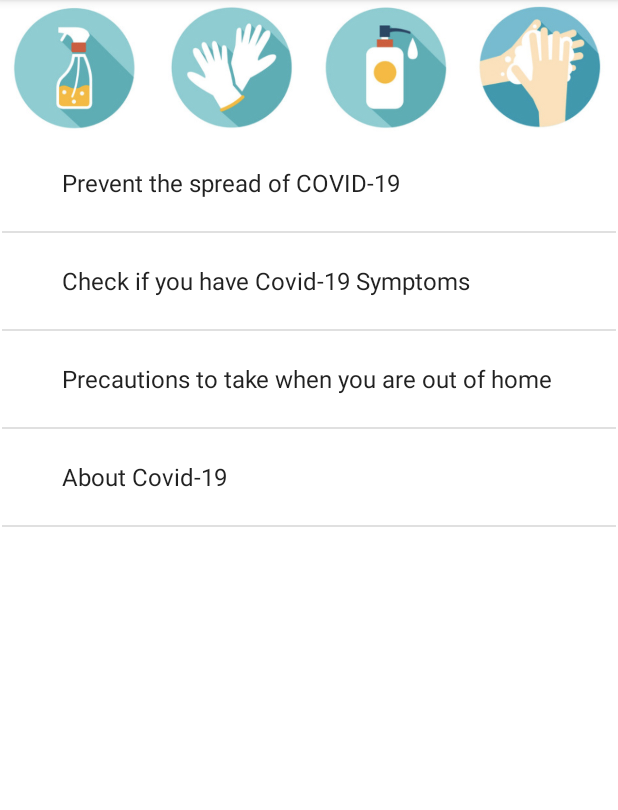
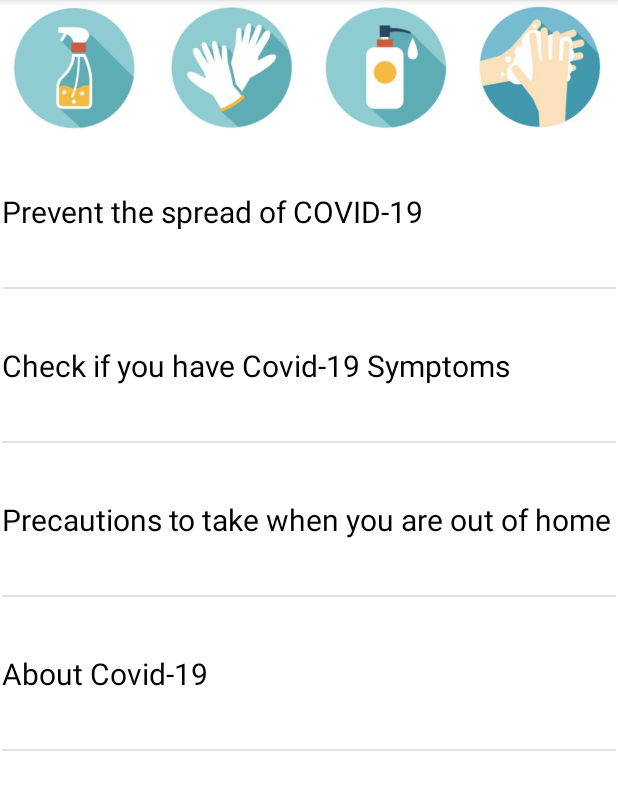
Before and after one commit to mohitchauhan4u/COVID-PROTECTOR, an Android app: the screen it shows after launch (MainActivity), on a phone screen of 412 x 824 dp, the part 84-894 px from its top. Run offline under Robolectric (Android 15) with nearby library versions, the phone set to English and light mode, and no system bars.

Commit message:
changed UI

```diff
--- a/app/build.gradle
+++ b/app/build.gradle
@@ -28,10 +28,10 @@ android {
 }
 
 dependencies {
-    implementation 'androidx.appcompat:appcompat:1.4.0'
+    implementation 'androidx.appcompat:appcompat:1.3.1'
     implementation 'com.google.android.material:material:1.4.0'
-    implementation 'androidx.constraintlayout:constraintlayout:2.1.2'
-    testImplementation 'junit:junit:'
+    implementation 'androidx.constraintlayout:constraintlayout:2.1.1'
+    testImplementation 'junit:junit:4.+'
     androidTestImplementation 'androidx.test.ext:junit:1.1.3'
     androidTestImplementation 'androidx.test.espresso:espresso-core:3.4.0'
 }
--- /dev/null
+++ b/app/src/main/java/com/mohitchauhan4u/covidprotector/CustomAdapter.java
@@ -0,0 +1,35 @@
+package com.mohitchauhan4u.covidprotector;
+
+import android.content.Context;
+import android.view.LayoutInflater;
+import android.view.View;
+import android.view.ViewGroup;
+import android.widget.ArrayAdapter;
+import android.widget.TextView;
+
+import androidx.annotation.NonNull;
+import androidx.annotation.Nullable;
+
+public class CustomAdapter extends ArrayAdapter<String> {
+
+    private String[] arr;
+    public CustomAdapter(@NonNull Context context, int resource, @NonNull String[] arr) {
+        super(context, resource, arr);
+        this.arr=arr;
+    }
+
+    @Nullable
+    @Override
+    public String getItem(int position) {
+        return arr[position];
+    }
+
+    @NonNull
+    @Override
+    public View getView(int position, @Nullable View convertView, @NonNull ViewGroup parent) {
+        convertView= LayoutInflater.from(getContext()).inflate(R.layout.custom_laytout,parent,false);
+        TextView t=convertView.findViewById(R.id.textView19);
+        t.setText(getItem(position));
+        return convertView;
+    }
+}
--- a/app/src/main/java/com/mohitchauhan4u/covidprotector/MainActivity.java
+++ b/app/src/main/java/com/mohitchauhan4u/covidprotector/MainActivity.java
@@ -17,8 +17,14 @@ public class MainActivity extends AppCompatActivity{
         super.onCreate(savedInstanceState);
         setContentView(R.layout.activity_main);
         listView=findViewById(R.id.listView);
+        /*using built in array adapter
         ArrayAdapter<String> ad=new ArrayAdapter<>(this, android.R.layout.simple_expandable_list_item_1,arr);
+        listView.setAdapter(ad);*/
+
+    //using custom adapter
+        CustomAdapter ad=new CustomAdapter(this,R.layout.custom_laytout,arr);
         listView.setAdapter(ad);
+
         listView.setOnItemClickListener(new AdapterView.OnItemClickListener() {
             @Override
             public void onItemClick(AdapterView<?> parent, View view, int position, long id) {
--- /dev/null
+++ b/app/src/main/res/layout/custom_laytout.xml
@@ -0,0 +1,28 @@
+<?xml version="1.0" encoding="utf-8"?>
+<androidx.constraintlayout.widget.ConstraintLayout xmlns:android="http://schemas.android.com/apk/res/android"
+    xmlns:app="http://schemas.android.com/apk/res-auto"
+    xmlns:tools="http://schemas.android.com/tools"
+    android:layout_width="match_parent"
+    android:layout_height="match_parent">
+
+    <LinearLayout
+        android:id="@+id/linearLayout"
+        android:layout_width="0dp"
+        android:layout_height="100dp"
+        android:layout_marginTop="1dp"
+        android:orientation="horizontal"
+        app:layout_constraintEnd_toEndOf="parent"
+        app:layout_constraintStart_toStartOf="parent"
+        app:layout_constraintTop_toTopOf="parent">
+
+        <TextView
+            android:id="@+id/textView19"
+            android:layout_width="match_parent"
+            android:layout_height="100dp"
+            android:layout_weight="1"
+            android:gravity="center|center_horizontal|left"
+            android:text="TextView"
+            android:textColor="#000000"
+            android:textSize="20sp" />
+    </LinearLayout>
+</androidx.constraintlayout.widget.ConstraintLayout>
```
Also changed, not shown: app/src/main/res/layout/activity_when_you_are_out_of_home7.xml (+2 -13 lines), app/src/main/res/drawable-v24/move_to_next.jpg (added).
